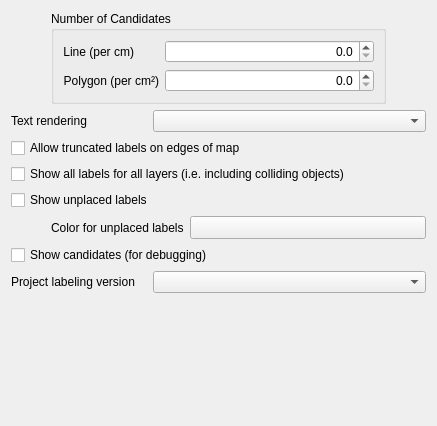
carsmie/QGIS, file src/ui/labeling/qgslabelengineconfigdialog.ui: the form before one commit.
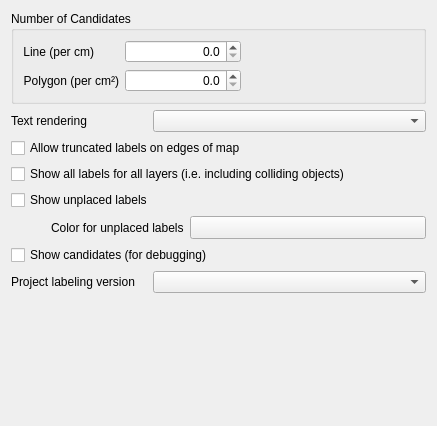
The form after the commit. Custom widgets are drawn as their Qt base class.

Commit message: Rework layout

```diff
--- a/src/ui/labeling/qgslabelengineconfigdialog.ui
+++ b/src/ui/labeling/qgslabelengineconfigdialog.ui
@@ -16,22 +16,6 @@
   <layout class="QVBoxLayout" name="verticalLayout">
    <item>
     <layout class="QHBoxLayout" name="horizontalLayout_2">
-     <item>
-      <spacer name="horizontalSpacer">
-       <property name="orientation">
-        <enum>Qt::Horizontal</enum>
-       </property>
-       <property name="sizeType">
-        <enum>QSizePolicy::Preferred</enum>
-       </property>
-       <property name="sizeHint" stdset="0">
-        <size>
-         <width>40</width>
-         <height>20</height>
-        </size>
-       </property>
-      </spacer>
-     </item>
      <item>
       <widget class="QGroupBox" name="groupBox">
        <property name="sizePolicy">
@@ -49,7 +33,23 @@
        <property name="title">
         <string>Number of Candidates</string>
        </property>
-       <layout class="QGridLayout" name="gridLayout">
+       <layout class="QGridLayout" name="gridLayout" columnstretch="0,2,3">
+        <item row="0" column="1">
+         <widget class="QgsDoubleSpinBox" name="spinCandLine">
+          <property name="alignment">
+           <set>Qt::AlignRight|Qt::AlignTrailing|Qt::AlignVCenter</set>
+          </property>
+          <property name="decimals">
+           <number>1</number>
+          </property>
+          <property name="maximum">
+           <double>1000.000000000000000</double>
+          </property>
+          <property name="singleStep">
+           <double>1.000000000000000</double>
+          </property>
+         </widget>
+        </item>
         <item row="0" column="0">
          <widget class="QLabel" name="label_3">
           <property name="sizePolicy">
@@ -82,22 +82,6 @@
           </property>
          </widget>
         </item>
-        <item row="0" column="1">
-         <widget class="QgsDoubleSpinBox" name="spinCandLine">
-          <property name="alignment">
-           <set>Qt::AlignRight|Qt::AlignTrailing|Qt::AlignVCenter</set>
-          </property>
-          <property name="decimals">
-           <number>1</number>
-          </property>
-          <property name="maximum">
-           <double>1000.000000000000000</double>
-          </property>
-          <property name="singleStep">
-           <double>1.000000000000000</double>
-          </property>
-         </widget>
-        </item>
         <item row="1" column="1">
          <widget class="QgsDoubleSpinBox" name="spinCandPolygon">
           <property name="alignment">
@@ -114,25 +98,22 @@
           </property>
          </widget>
         </item>
+        <item row="0" column="2">
+         <spacer name="horizontalSpacer">
+          <property name="orientation">
+           <enum>Qt::Horizontal</enum>
+          </property>
+          <property name="sizeHint" stdset="0">
+           <size>
+            <width>40</width>
+            <height>20</height>
+           </size>
+          </property>
+         </spacer>
+        </item>
        </layout>
       </widget>
      </item>
-     <item>
-      <spacer name="horizontalSpacer_2">
-       <property name="orientation">
-        <enum>Qt::Horizontal</enum>
-       </property>
-       <property name="sizeType">
-        <enum>QSizePolicy::Preferred</enum>
-       </property>
-       <property name="sizeHint" stdset="0">
-        <size>
-         <width>40</width>
-         <height>20</height>
-        </size>
-       </property>
-      </spacer>
-     </item>
     </layout>
    </item>
    <item>
```
Left out of the diff: 4 changed lines with no effect on the pictures.
